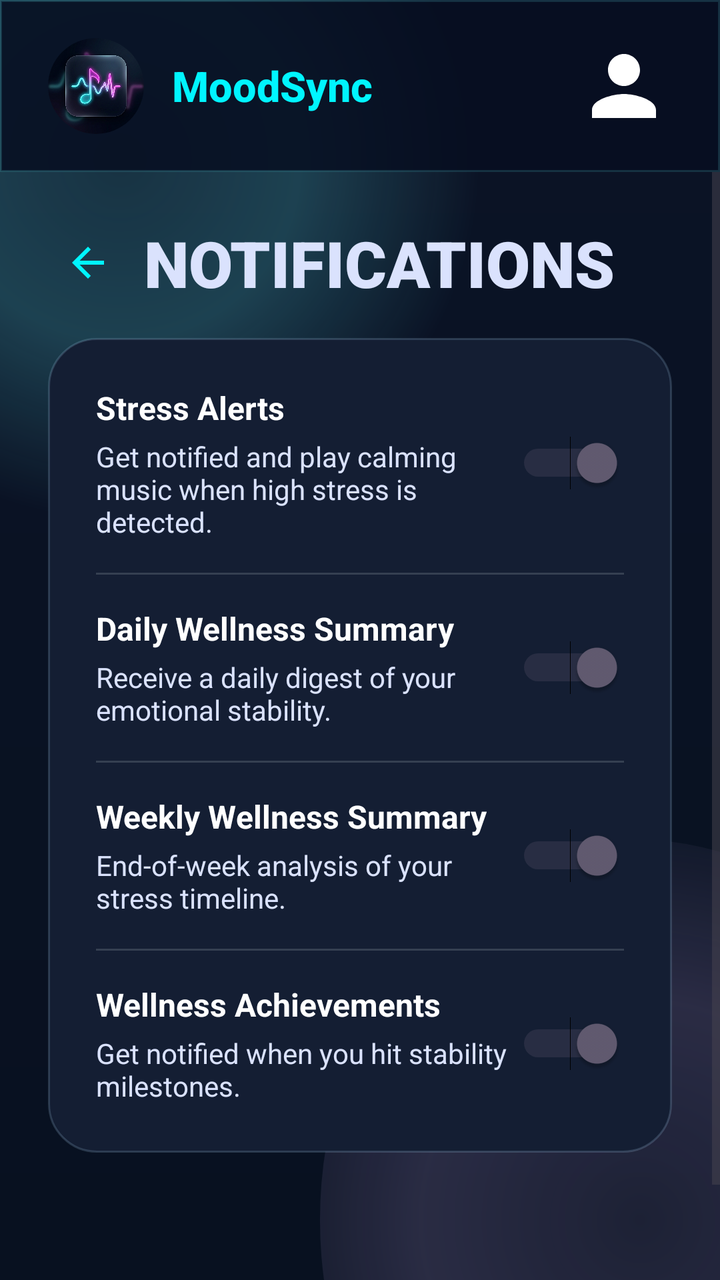
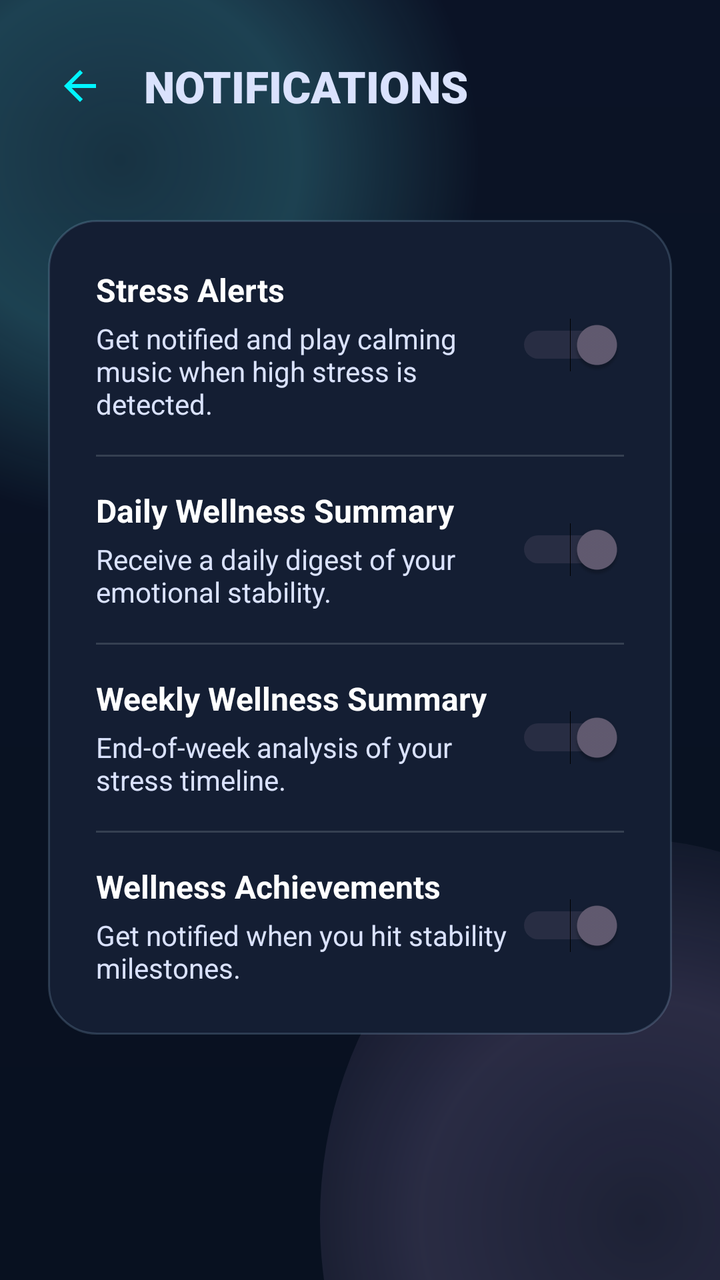

Before-and-after screenshots of an Android layout around one commit, followed by the original layout XML and the change that was made.
<!-- AndroidManifest.xml: application theme Theme.Genzmusicapp -->
<!-- res/layout/screen_settings.xml -->
<?xml version="1.0" encoding="utf-8"?>
<LinearLayout xmlns:android="http://schemas.android.com/apk/res/android"
    android:layout_width="match_parent"
    android:layout_height="match_parent"
    android:background="@drawable/bg_app"
    android:orientation="vertical">

    <include layout="@layout/view_topbar" />

    <ScrollView
        android:layout_width="match_parent"
        android:layout_height="0dp"
        android:layout_weight="1"
        android:fillViewport="true"
        android:overScrollMode="never">

        <LinearLayout
            android:layout_width="match_parent"
            android:layout_height="wrap_content"
            android:orientation="vertical"
            android:paddingStart="24dp"
            android:paddingTop="24dp"
            android:paddingEnd="24dp"
            android:paddingBottom="116dp">

            <LinearLayout
                android:layout_width="match_parent"
                android:layout_height="wrap_content"
                android:orientation="horizontal"
                android:gravity="center_vertical"
                android:layout_marginBottom="16dp">

                <ImageButton
                    android:id="@+id/backFromSettingsButton"
                    android:layout_width="40dp"
                    android:layout_height="40dp"
                    android:background="?attr/selectableItemBackgroundBorderless"
                    android:src="@drawable/ic_arrow_back"
                    android:tint="@color/mood_cyan"
                    android:contentDescription="Back" />

                <TextView
                    android:layout_width="wrap_content"
                    android:layout_height="wrap_content"
                    android:layout_marginStart="8dp"
                    android:fontFamily="sans-serif-black"
                    android:text="NOTIFICATIONS"
                    android:textColor="@color/mood_text"
                    android:textSize="32sp"
                    android:textStyle="bold" />
            </LinearLayout>

            <LinearLayout
                android:layout_width="match_parent"
                android:layout_height="wrap_content"
                android:background="@drawable/glass_panel"
                android:orientation="vertical"
                android:padding="24dp">

                
                <LinearLayout
                    android:layout_width="match_parent"
                    android:layout_height="wrap_content"
                    android:orientation="horizontal"
                    android:gravity="center_vertical">
                    
                    <LinearLayout
                        android:layout_width="0dp"
                        android:layout_height="wrap_content"
                        android:layout_weight="1"
                        android:orientation="vertical">
                        
                        <TextView
                            android:layout_width="wrap_content"
                            android:layout_height="wrap_content"
                            android:text="Stress Alerts"
                            android:textColor="@color/white"
                            android:textSize="16sp"
                            android:textStyle="bold" />
                            
                        <TextView
                            android:layout_width="wrap_content"
                            android:layout_height="wrap_content"
                            android:text="Get notified and play calming music when high stress is detected."
                            android:textColor="@color/mood_text"
                            android:textSize="14sp"
                            android:layout_marginTop="4dp" />
                    </LinearLayout>
                    
                    <Switch
                        android:id="@+id/switchStressAlerts"
                        android:layout_width="wrap_content"
                        android:layout_height="wrap_content"
                        android:checked="true" />
                </LinearLayout>

                <View
                    android:layout_width="match_parent"
                    android:layout_height="1dp"
                    android:layout_marginTop="16dp"
                    android:layout_marginBottom="16dp"
                    android:background="@color/mood_text_muted"
                    android:alpha="0.2" />

                
                <LinearLayout
                    android:layout_width="match_parent"
                    android:layout_height="wrap_content"
                    android:orientation="horizontal"
                    android:gravity="center_vertical">
                    
                    <LinearLayout
                        android:layout_width="0dp"
                        android:layout_height="wrap_content"
                        android:layout_weight="1"
                        android:orientation="vertical">
                        
                        <TextView
                            android:layout_width="wrap_content"
                            android:layout_height="wrap_content"
                            android:text="Daily Wellness Summary"
                            android:textColor="@color/white"
                            android:textSize="16sp"
                            android:textStyle="bold" />
                            
                        <TextView
                            android:layout_width="wrap_content"
                            android:layout_height="wrap_content"
                            android:text="Receive a daily digest of your emotional stability."
                            android:textColor="@color/mood_text"
                            android:textSize="14sp"
                            android:layout_marginTop="4dp" />
                    </LinearLayout>
                    
                    <Switch
                        android:id="@+id/switchDailySummary"
                        android:layout_width="wrap_content"
                        android:layout_height="wrap_content"
                        android:checked="true" />
                </LinearLayout>
                
                <View
                    android:layout_width="match_parent"
                    android:layout_height="1dp"
                    android:layout_marginTop="16dp"
                    android:layout_marginBottom="16dp"
                    android:background="@color/mood_text_muted"
                    android:alpha="0.2" />

                
                <LinearLayout
                    android:layout_width="match_parent"
                    android:layout_height="wrap_content"
                    android:orientation="horizontal"
                    android:gravity="center_vertical">
                    
                    <LinearLayout
                        android:layout_width="0dp"
                        android:layout_height="wrap_content"
                        android:layout_weight="1"
                        android:orientation="vertical">
                        
                        <TextView
                            android:layout_width="wrap_content"
                            android:layout_height="wrap_content"
                            android:text="Weekly Wellness Summary"
                            android:textColor="@color/white"
                            android:textSize="16sp"
                            android:textStyle="bold" />
                            
                        <TextView
                            android:layout_width="wrap_content"
                            android:layout_height="wrap_content"
                            android:text="End-of-week analysis of your stress timeline."
                            android:textColor="@color/mood_text"
                            android:textSize="14sp"
                            android:layout_marginTop="4dp" />
                    </LinearLayout>
                    
                    <Switch
                        android:id="@+id/switchWeeklySummary"
                        android:layout_width="wrap_content"
                        android:layout_height="wrap_content"
                        android:checked="true" />
                </LinearLayout>
                
                <View
                    android:layout_width="match_parent"
                    android:layout_height="1dp"
                    android:layout_marginTop="16dp"
                    android:layout_marginBottom="16dp"
                    android:background="@color/mood_text_muted"
                    android:alpha="0.2" />

                
                <LinearLayout
                    android:layout_width="match_parent"
                    android:layout_height="wrap_content"
                    android:orientation="horizontal"
                    android:gravity="center_vertical">
                    
                    <LinearLayout
                        android:layout_width="0dp"
                        android:layout_height="wrap_content"
                        android:layout_weight="1"
                        android:orientation="vertical">
                        
                        <TextView
                            android:layout_width="wrap_content"
                            android:layout_height="wrap_content"
                            android:text="Wellness Achievements"
                            android:textColor="@color/white"
                            android:textSize="16sp"
                            android:textStyle="bold" />
                            
                        <TextView
                            android:layout_width="wrap_content"
                            android:layout_height="wrap_content"
                            android:text="Get notified when you hit stability milestones."
                            android:textColor="@color/mood_text"
                            android:textSize="14sp"
                            android:layout_marginTop="4dp" />
                    </LinearLayout>
                    
                    <Switch
                        android:id="@+id/switchAchievements"
                        android:layout_width="wrap_content"
                        android:layout_height="wrap_content"
                        android:checked="true" />
                </LinearLayout>
            </LinearLayout>

        </LinearLayout>
    </ScrollView>
</LinearLayout>
<!-- res/layout/view_topbar.xml (included above) -->
<?xml version="1.0" encoding="utf-8"?>
<LinearLayout xmlns:android="http://schemas.android.com/apk/res/android"
    xmlns:app="http://schemas.android.com/apk/res-auto"
    android:id="@+id/topbar"
    android:layout_width="match_parent"
    android:layout_height="86dp"
    android:background="@drawable/topbar_bg"
    android:gravity="center_vertical"
    android:orientation="horizontal"
    android:paddingStart="24dp"
    android:paddingEnd="24dp">

    <androidx.cardview.widget.CardView
        android:layout_width="48dp"
        android:layout_height="48dp"
        app:cardCornerRadius="24dp"
        app:cardElevation="0dp"
        app:cardBackgroundColor="@android:color/transparent">
        <ImageView
            android:id="@+id/topAppIcon"
            android:layout_width="match_parent"
            android:layout_height="match_parent"
            android:src="@mipmap/ic_launcher_round"
            android:contentDescription="MusicZ Icon"
            android:scaleType="centerCrop" />
    </androidx.cardview.widget.CardView>

    <TextView
        android:id="@+id/topBrand"
        android:layout_width="0dp"
        android:layout_height="wrap_content"
        android:layout_marginStart="14dp"
        android:layout_weight="1"
        android:fontFamily="sans-serif-medium"
        android:text="@string/brand_short"
        android:textColor="@color/mood_cyan"
        android:textSize="21sp"
        android:textStyle="bold" />

    <com.google.android.material.imageview.ShapeableImageView
        android:id="@+id/settingsButton"
        android:layout_width="48dp"
        android:layout_height="48dp"
        app:shapeAppearanceOverlay="@style/circleImageView"
        android:contentDescription="Profile"
        android:src="@drawable/ic_person"
        android:scaleType="centerCrop" />
</LinearLayout>
<!-- resources referenced by this layout -->
<resources>
  <color name="mood_cyan">#00f5ff</color>
  <color name="mood_text">#dae2fd</color>
  <color name="mood_text_muted">#b9caca</color>
  <color name="white">#FFFFFFFF</color>
  <!-- drawable bg_app (drawable) -->
  <?xml version="1.0" encoding="utf-8"?>
  <layer-list xmlns:android="http://schemas.android.com/apk/res/android">
      <item>
          <shape android:shape="rectangle">
              <gradient
                  android:angle="270"
                  android:endColor="#081120"
                  android:startColor="@color/mood_background" />
          </shape>
      </item>
      <item android:bottom="360dp" android:left="-120dp" android:right="120dp" android:top="-120dp">
          <shape android:shape="oval">
              <gradient
                  android:centerColor="#3363F7FF"
                  android:endColor="#0063F7FF"
                  android:gradientRadius="180dp"
                  android:startColor="#2263F7FF"
                  android:type="radial" />
          </shape>
      </item>
      <item android:bottom="-160dp" android:left="160dp" android:right="-120dp" android:top="420dp">
          <shape android:shape="oval">
              <gradient
                  android:centerColor="#28DDB7FF"
                  android:endColor="#00DDB7FF"
                  android:gradientRadius="220dp"
                  android:startColor="#18DDB7FF"
                  android:type="radial" />
          </shape>
      </item>
  </layer-list>
  <!-- drawable glass_panel (drawable) -->
  <?xml version="1.0" encoding="utf-8"?>
  <shape xmlns:android="http://schemas.android.com/apk/res/android" android:shape="rectangle">
      <solid android:color="#141E33" />
      <stroke android:width="1dp" android:color="#2FB5DCFF" />
      <corners android:radius="24dp" />
      <padding
          android:bottom="1dp"
          android:left="1dp"
          android:right="1dp"
          android:top="1dp" />
  </shape>
  <!-- drawable ic_arrow_back (drawable) -->
  <vector xmlns:android="http://schemas.android.com/apk/res/android"
      android:width="24dp"
      android:height="24dp"
      android:viewportWidth="24"
      android:viewportHeight="24"
      android:tint="?attr/colorControlNormal">
    <path
        android:fillColor="@android:color/white"
        android:pathData="M20,11H7.83l5.59,-5.59L12,4l-8,8l8,8l1.41,-1.41L7.83,13H20v-2z"/>
  </vector>
  <!-- drawable ic_person (drawable) -->
  <vector xmlns:android="http://schemas.android.com/apk/res/android"
      android:width="24dp"
      android:height="24dp"
      android:viewportWidth="24"
      android:viewportHeight="24"
      android:tint="#FFFFFF">
    <path
        android:fillColor="@android:color/white"
        android:pathData="M12,12c2.21,0 4,-1.79 4,-4s-1.79,-4 -4,-4 -4,1.79 -4,4 1.79,4 4,4zM12,14c-2.67,0 -8,1.34 -8,4v2h16v-2c0,-2.66 -5.33,-4 -8,-4z"/>
  </vector>
  <!-- drawable topbar_bg (drawable) -->
  <?xml version="1.0" encoding="utf-8"?>
  <shape xmlns:android="http://schemas.android.com/apk/res/android" android:shape="rectangle">
      <solid android:color="#D8060E20" />
      <stroke android:width="1dp" android:color="#2463F7FF" />
  </shape>
  <!-- mipmap ic_launcher_round: png bitmap (mipmap-hdpi, 450864 bytes) -->
  <string name="brand_short">MoodSync</string>
  <style name="circleImageView" parent="">
          <item name="cornerFamily">rounded</item>
          <item name="cornerSize">50%</item>
      </style>
  <style name="Theme.Genzmusicapp" parent="Base.Theme.Genzmusicapp" />
  <color name="mood_background">#0b1326</color>
  <style name="Base.Theme.Genzmusicapp" parent="Theme.Material3.DayNight.NoActionBar">
          
          
      </style>
</resources>

<!-- the commit's change to res/layout/screen_settings.xml (unified diff, before → after) -->
@@ -5,7 +5,33 @@
     android:background="@drawable/bg_app"
     android:orientation="vertical">
 
-    <include layout="@layout/view_topbar" />
+    
+    <LinearLayout
+        android:layout_width="match_parent"
+        android:layout_height="86dp"
+        android:gravity="center_vertical"
+        android:orientation="horizontal"
+        android:paddingStart="16dp"
+        android:paddingEnd="24dp">
+
+        <ImageButton
+            android:id="@+id/backFromSettingsButton"
+            android:layout_width="48dp"
+            android:layout_height="48dp"
+            android:background="?selectableItemBackgroundBorderless"
+            android:src="@drawable/ic_arrow_back"
+            android:tint="@color/mood_cyan" />
+
+        <TextView
+            android:layout_width="0dp"
+            android:layout_height="wrap_content"
+            android:layout_weight="1"
+            android:layout_marginStart="8dp"
+            android:fontFamily="sans-serif-black"
+            android:text="NOTIFICATIONS"
+            android:textColor="@color/mood_text"
+            android:textSize="22sp" />
+    </LinearLayout>
 
     <ScrollView
         android:layout_width="match_parent"
@@ -23,32 +49,6 @@
             android:paddingEnd="24dp"
             android:paddingBottom="116dp">
 
-            <LinearLayout
-                android:layout_width="match_parent"
-                android:layout_height="wrap_content"
-                android:orientation="horizontal"
-                android:gravity="center_vertical"
-                android:layout_marginBottom="16dp">
-
-                <ImageButton
-                    android:id="@+id/backFromSettingsButton"
-                    android:layout_width="40dp"
-                    android:layout_height="40dp"
-                    android:background="?attr/selectableItemBackgroundBorderless"
-                    android:src="@drawable/ic_arrow_back"
-                    android:tint="@color/mood_cyan"
-                    android:contentDescription="Back" />
-
-                <TextView
-                    android:layout_width="wrap_content"
-                    android:layout_height="wrap_content"
-                    android:layout_marginStart="8dp"
-                    android:fontFamily="sans-serif-black"
-                    android:text="NOTIFICATIONS"
-                    android:textColor="@color/mood_text"
-                    android:textSize="32sp"
-                    android:textStyle="bold" />
-            </LinearLayout>
 
             <LinearLayout
                 android:layout_width="match_parent"
@@ -233,52 +233,3 @@
         </LinearLayout>
     </ScrollView>
 </LinearLayout>
-<!-- res/layout/view_topbar.xml (included above) -->
-<?xml version="1.0" encoding="utf-8"?>
-<LinearLayout xmlns:android="http://schemas.android.com/apk/res/android"
-    xmlns:app="http://schemas.android.com/apk/res-auto"
-    android:id="@+id/topbar"
-    android:layout_width="match_parent"
-    android:layout_height="86dp"
-    android:background="@drawable/topbar_bg"
-    android:gravity="center_vertical"
-    android:orientation="horizontal"
-    android:paddingStart="24dp"
-    android:paddingEnd="24dp">
-
-    <androidx.cardview.widget.CardView
-        android:layout_width="48dp"
-        android:layout_height="48dp"
-        app:cardCornerRadius="24dp"
-        app:cardElevation="0dp"
-        app:cardBackgroundColor="@android:color/transparent">
-        <ImageView
-            android:id="@+id/topAppIcon"
-            android:layout_width="match_parent"
-            android:layout_height="match_parent"
-            android:src="@mipmap/ic_launcher_round"
-            android:contentDescription="MusicZ Icon"
-            android:scaleType="centerCrop" />
-    </androidx.cardview.widget.CardView>
-
-    <TextView
-        android:id="@+id/topBrand"
-        android:layout_width="0dp"
-        android:layout_height="wrap_content"
-        android:layout_marginStart="14dp"
-        android:layout_weight="1"
-        android:fontFamily="sans-serif-medium"
-        android:text="@string/brand_short"
-        android:textColor="@color/mood_cyan"
-        android:textSize="21sp"
-        android:textStyle="bold" />
-
-    <com.google.android.material.imageview.ShapeableImageView
-        android:id="@+id/settingsButton"
-        android:layout_width="48dp"
-        android:layout_height="48dp"
-        app:shapeAppearanceOverlay="@style/circleImageView"
-        android:contentDescription="Profile"
-        android:src="@drawable/ic_person"
-        android:scaleType="centerCrop" />
-</LinearLayout>
<!-- resource entries referenced after the edit -->
@@ -59,29 +59,6 @@
         android:fillColor="@android:color/white"
         android:pathData="M20,11H7.83l5.59,-5.59L12,4l-8,8l8,8l1.41,-1.41L7.83,13H20v-2z"/>
   </vector>
-  <!-- drawable ic_person (drawable) -->
-  <vector xmlns:android="http://schemas.android.com/apk/res/android"
-      android:width="24dp"
-      android:height="24dp"
-      android:viewportWidth="24"
-      android:viewportHeight="24"
-      android:tint="#FFFFFF">
-    <path
-        android:fillColor="@android:color/white"
-        android:pathData="M12,12c2.21,0 4,-1.79 4,-4s-1.79,-4 -4,-4 -4,1.79 -4,4 1.79,4 4,4zM12,14c-2.67,0 -8,1.34 -8,4v2h16v-2c0,-2.66 -5.33,-4 -8,-4z"/>
-  </vector>
-  <!-- drawable topbar_bg (drawable) -->
-  <?xml version="1.0" encoding="utf-8"?>
-  <shape xmlns:android="http://schemas.android.com/apk/res/android" android:shape="rectangle">
-      <solid android:color="#D8060E20" />
-      <stroke android:width="1dp" android:color="#2463F7FF" />
-  </shape>
-  <!-- mipmap ic_launcher_round: png bitmap (mipmap-hdpi, 450864 bytes) -->
-  <string name="brand_short">MoodSync</string>
-  <style name="circleImageView" parent="">
-          <item name="cornerFamily">rounded</item>
-          <item name="cornerSize">50%</item>
-      </style>
   <style name="Theme.Genzmusicapp" parent="Base.Theme.Genzmusicapp" />
   <color name="mood_background">#0b1326</color>
   <style name="Base.Theme.Genzmusicapp" parent="Theme.Material3.DayNight.NoActionBar">
